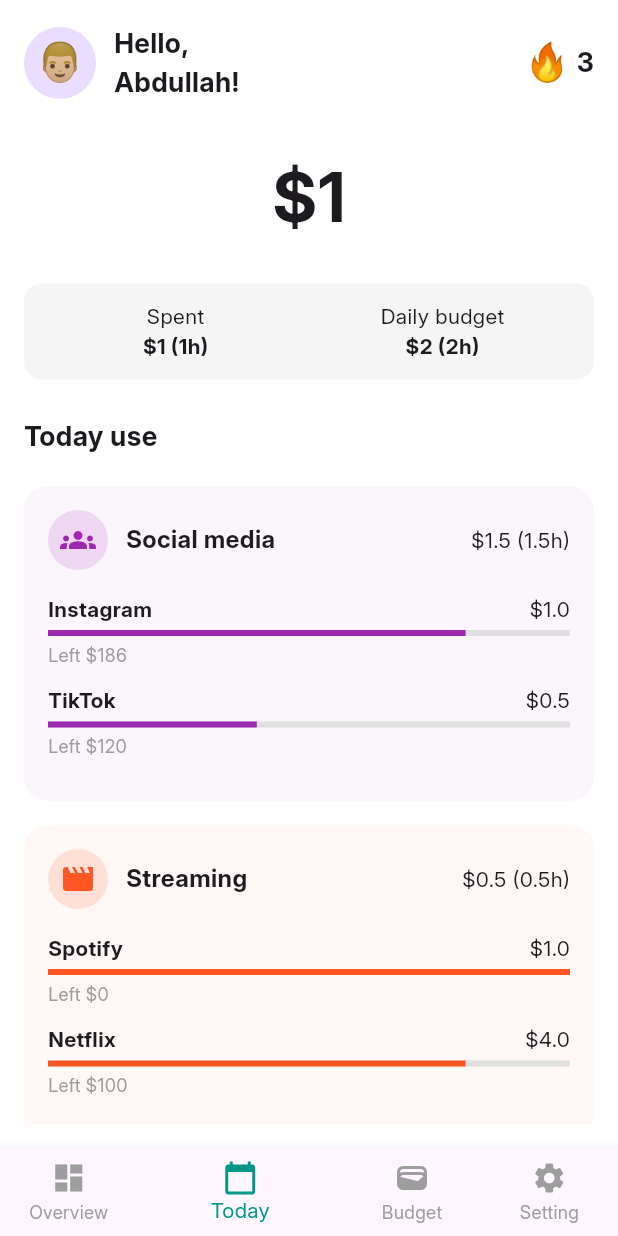
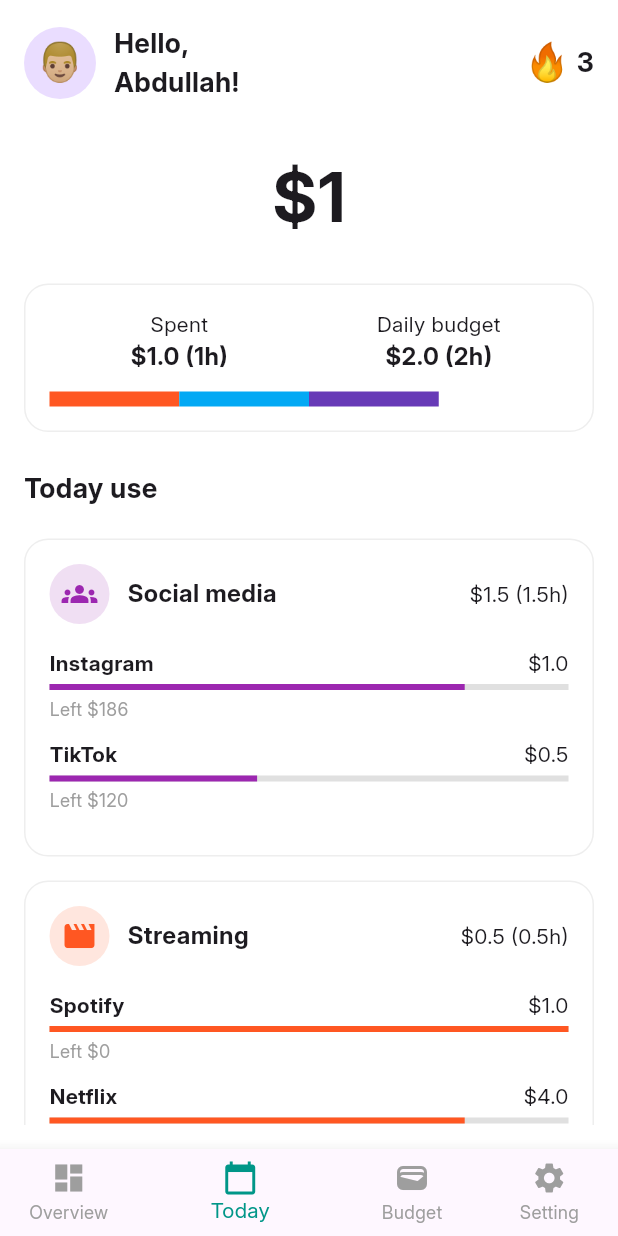
Before and after one commit to BautistaMendibe/focuswallet, a Flutter app: the screen it shows after launch, on a phone screen of 412 x 824 dp. Run offline on Flutter 3.47's test engine with Material 3 defaults, Android fonts, the light colour scheme and no system bars; our stand-ins replace firebase_auth, firebase_core, shared_preferences, smooth_page_indicator; accounts and stored records are empty; generated files the repository leaves out were written again.

Commit message:
se agrega el componente budget summary para poner el resumen de uso

```diff
--- /dev/null
+++ b/lib/components/budget_summary.dart
@@ -0,0 +1,85 @@
+import 'package:flutter/material.dart';
+
+class BudgetSummary extends StatelessWidget {
+  final double spentAmount;
+  final double spentHours;
+  final double budgetAmount;
+  final double budgetHours;
+
+  final List<BudgetSegment> segments;
+
+  const BudgetSummary({
+    super.key,
+    required this.spentAmount,
+    required this.spentHours,
+    required this.budgetAmount,
+    required this.budgetHours,
+    required this.segments,
+  });
+
+  @override
+  Widget build(BuildContext context) {
+    return Container(
+      padding: const EdgeInsets.all(16),
+      decoration: BoxDecoration(
+        border: Border.all(color: Colors.grey.shade200),
+        borderRadius: BorderRadius.circular(16),
+      ),
+      child: Column(
+        children: [
+          // Labels
+          Row(
+            children: [
+              Expanded(
+                child: Column(
+                  children: [
+                    const Text("Spent"),
+                    Text("\$$spentAmount (${spentHours.toStringAsFixed(0)}h)",
+                        style: const TextStyle(
+                            fontWeight: FontWeight.bold, fontSize: 16)),
+                  ],
+                ),
+              ),
+              Expanded(
+                child: Column(
+                  children: [
+                    const Text("Daily budget"),
+                    Text("\$$budgetAmount (${budgetHours.toStringAsFixed(0)}h)",
+                        style: const TextStyle(
+                            fontWeight: FontWeight.bold, fontSize: 16)),
+                  ],
+                ),
+              ),
+            ],
+          ),
+          const SizedBox(height: 12),
+
+          // Progress bar compuesta
+          SizedBox(
+            height: 10,
+            child: LayoutBuilder(builder: (context, constraints) {
+              final totalWidth = constraints.maxWidth;
+              return Row(
+                children: segments.map((segment) {
+                  final widthFraction = segment.fraction.clamp(0.0, 1.0);
+                  return Container(
+                    width: totalWidth * widthFraction,
+                    height: 10,
+                    color: segment.color,
+                  );
+                }).toList(),
+              );
+            }),
+          )
+        ],
+      ),
+    );
+  }
+}
+
+class BudgetSegment {
+  final double fraction; // entre 0 y 1, suma total debe ser <= 1
+  final Color color;
+
+  BudgetSegment({required this.fraction, required this.color});
+}
--- a/lib/components/today_use_card.dart
+++ b/lib/components/today_use_card.dart
@@ -24,7 +24,7 @@ class TodayUseCard extends StatelessWidget {
       margin: const EdgeInsets.symmetric(vertical: 8),
       padding: const EdgeInsets.all(16),
       decoration: BoxDecoration(
-        color: color.withValues(alpha: 0.04),
+        border: Border.all(color: Colors.grey.shade200),
         borderRadius: BorderRadius.circular(16),
       ),
       child: Column(
--- a/lib/screens/dashboard_screen.dart
+++ b/lib/screens/dashboard_screen.dart
@@ -1,4 +1,5 @@
 import 'package:flutter/material.dart';
+import 'package:focuswallet/components/budget_summary.dart';
 import 'package:focuswallet/components/today_use_card.dart';
 
 class DashboardScreen extends StatelessWidget {
@@ -67,38 +68,22 @@ class DashboardScreen extends StatelessWidget {
               const SizedBox(height: 25),
 
               // Progress bar
-              Container(
-                padding: const EdgeInsets.all(12),
-                decoration: BoxDecoration(
-                  color: Colors.grey[100],
-                  borderRadius: BorderRadius.circular(12),
-                ),
-                child: Row(
-                  children: [
-                    Expanded(
-                      child: Column(
-                        children: const [
-                          Text("Spent"),
-                          Text("\$1 (1h)",
-                              style: TextStyle(fontWeight: FontWeight.bold)),
-                        ],
-                      ),
-                    ),
-                    Expanded(
-                      child: Column(
-                        children: const [
-                          Text("Daily budget"),
-                          Text("\$2 (2h)",
-                              style: TextStyle(fontWeight: FontWeight.bold)),
-                        ],
-                      ),
-                    ),
-                  ],
-                ),
+              BudgetSummary(
+                spentAmount: 1,
+                spentHours: 1,
+                budgetAmount: 2,
+                budgetHours: 2,
+                segments: [
+                  BudgetSegment(
+                      fraction: 0.25, color: Colors.deepOrange), // Spotify
+                  BudgetSegment(
+                      fraction: 0.25, color: Colors.lightBlue), // TikTok
+                  BudgetSegment(
+                      fraction: 0.25, color: Colors.deepPurple), // Instagram
+                ],
               ),
 
               const SizedBox(height: 25),
-
 
               const Text("Today use",
                   style: TextStyle(fontSize: 18, fontWeight: FontWeight.bold)),
```
